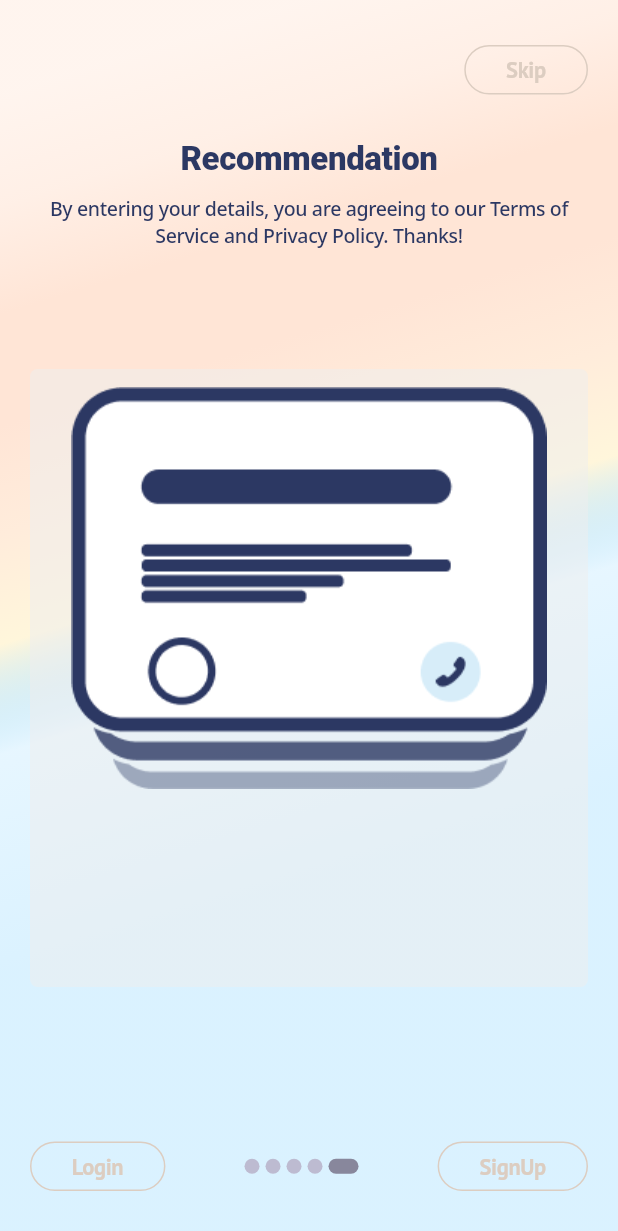
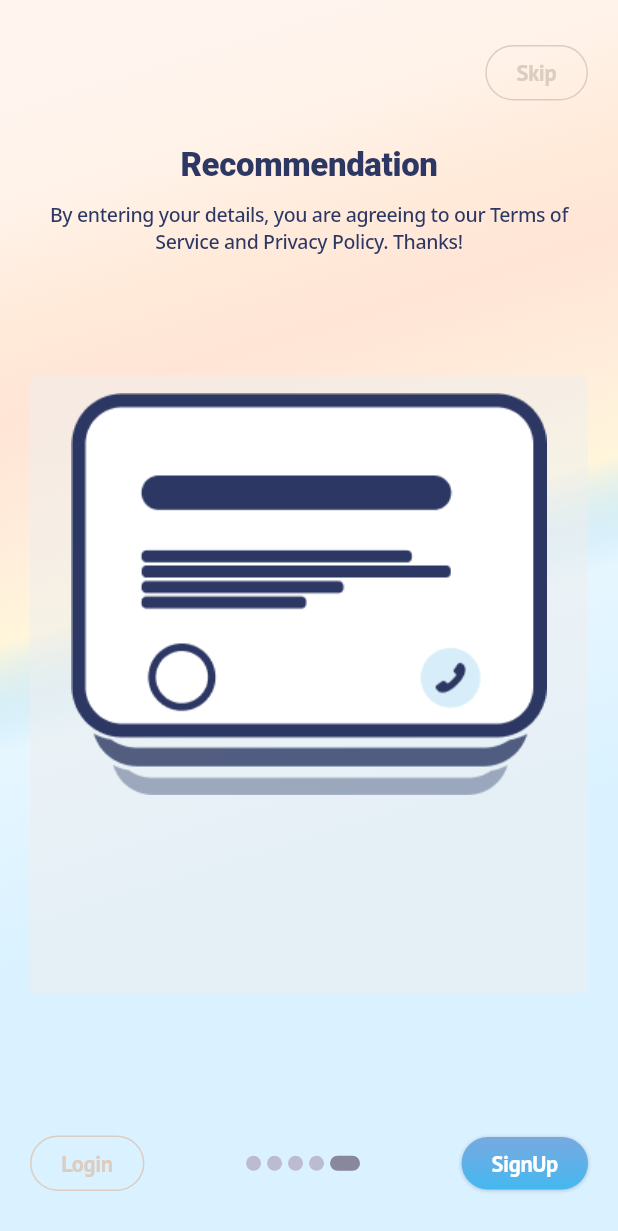
Before and after one commit to Alabs02/ubenwa_app, a Flutter app: the screen it shows after launch, swiped to page 5, on a phone screen of 412 x 824 dp. Shown: the top 1231 px of the screen. Run offline on Flutter 3.47's test engine with Material 2 defaults, Android fonts, the phone set to English and light mode, and no system bars; our stand-ins replace google_fonts.

Commit message:
Splash screens concluded for now

```diff
--- a/lib/components/outlined_btn.dart
+++ b/lib/components/outlined_btn.dart
@@ -7,8 +7,8 @@ class OutlinedBtn extends StatelessWidget {
     Key? key,
     required this.copy,
     required this.press,
-    this.py = 6.0,
-    this.px = 27.0,
+    this.py = 8.0,
+    this.px = 20.0,
     this.color = kOutlinedBtnColor,
     this.textSize = 15.0,
     this.weight = FontWeight.w700,
--- a/lib/layouts/onboarding_layout.dart
+++ b/lib/layouts/onboarding_layout.dart
@@ -38,8 +38,8 @@ class OnBoardingLayout extends StatelessWidget {
               end: Alignment(0.8, 0.3),
               colors: <Color>[
                 kOnePinkColor.withOpacity(0.4),
-                kOnePinkColor.withOpacity(0.6),
-                kOnePinkColor,
+                kTwoPinkColor.withOpacity(0.6),
+                kTwoPinkColor,
                 kOnePinkColor,
                 kTwoPinkColor.withGreen(-20),
                 kTwoPinkColor.withGreen(-10),
@@ -137,12 +137,21 @@ class OnBoardingLayout extends StatelessWidget {
                           }),
                         ),
                       ),
-                      OutlinedBtn(
-                        copy: 'SignUp',
-                        press: () => {
-                          print('Signup'),
-                        },
-                      ),
+                      (currentPage != (pages - 1))
+                          ? OutlinedBtn(
+                              copy: 'SignUp',
+                              press: () => {
+                                print('Signup'),
+                              },
+                            )
+                          : RoundedBtn(
+                              copy: 'SignUp',
+                              press: () => {print('SignUp')},
+                              colors: <Color>[
+                                kBlueGrayColor,
+                                kLightBlueColor,
+                              ],
+                            ),
                     ],
                   ),
                 ),
@@ -154,3 +163,64 @@ class OnBoardingLayout extends StatelessWidget {
     );
   }
 }
+
+class RoundedBtn extends StatelessWidget {
+  const RoundedBtn({
+    Key? key,
+    required this.copy,
+    required this.press,
+    required this.colors,
+    this.py = 8.0,
+    this.px = 20.0,
+    this.textSize = 15.0,
+    this.textColor = Colors.white,
+    this.weight = FontWeight.w700,
+    this.radius = 20.0,
+  }) : super(key: key);
+
+  final String copy;
+  final double py;
+  final double px;
+  final List<Color> colors;
+  final Color textColor;
+  final double textSize;
+  final FontWeight weight;
+  final double radius;
+  final press;
+
+  @override
+  Widget build(BuildContext context) {
+    return Container(
+      padding: EdgeInsets.symmetric(
+        vertical: py,
+        horizontal: px,
+      ),
+      decoration: BoxDecoration(
+        gradient: LinearGradient(
+          begin: Alignment.topRight,
+          end: Alignment.bottomRight,
+          colors: colors,
+          tileMode: TileMode.clamp,
+        ),
+        borderRadius: BorderRadius.circular(radius),
+        boxShadow: <BoxShadow>[
+          BoxShadow(
+            color: kDarkBlueColor.withOpacity(0.3),
+            blurRadius: 1.5,
+            offset: Offset(0, 0.5),
+          ),
+        ],
+      ),
+      child: Text(
+        '$copy',
+        style: GoogleFonts.ptSans(
+          fontWeight: weight,
+          fontSize: textSize,
+          fontStyle: FontStyle.normal,
+          letterSpacing: -0.24,
+          color: textColor,
+        ),
+      ),
+    );
+  }
+}
```
